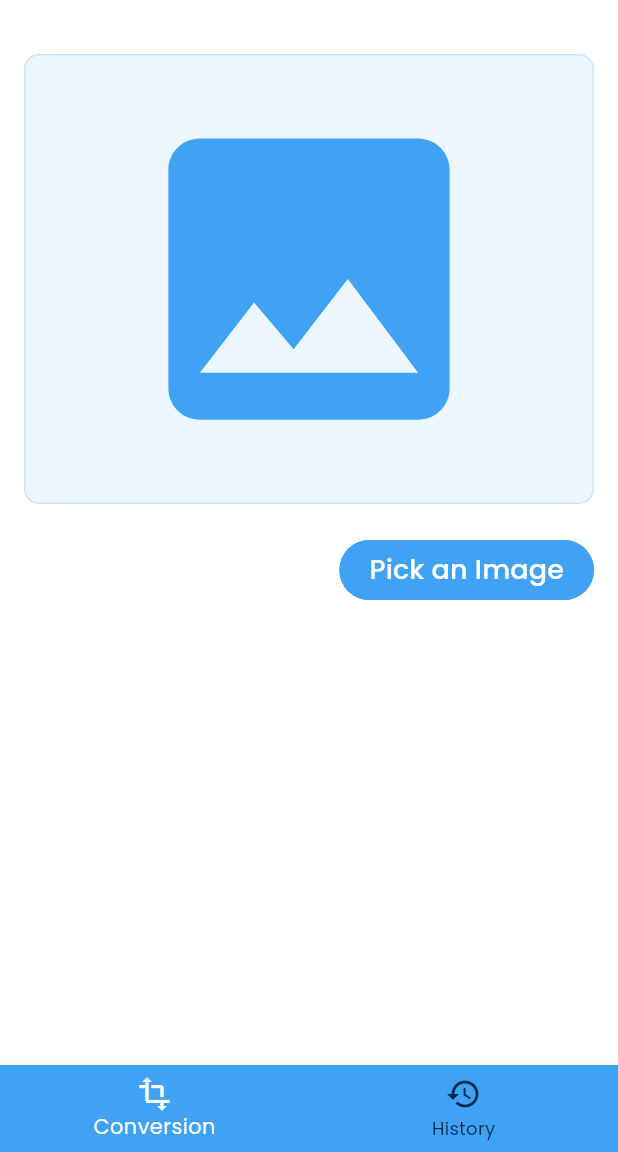
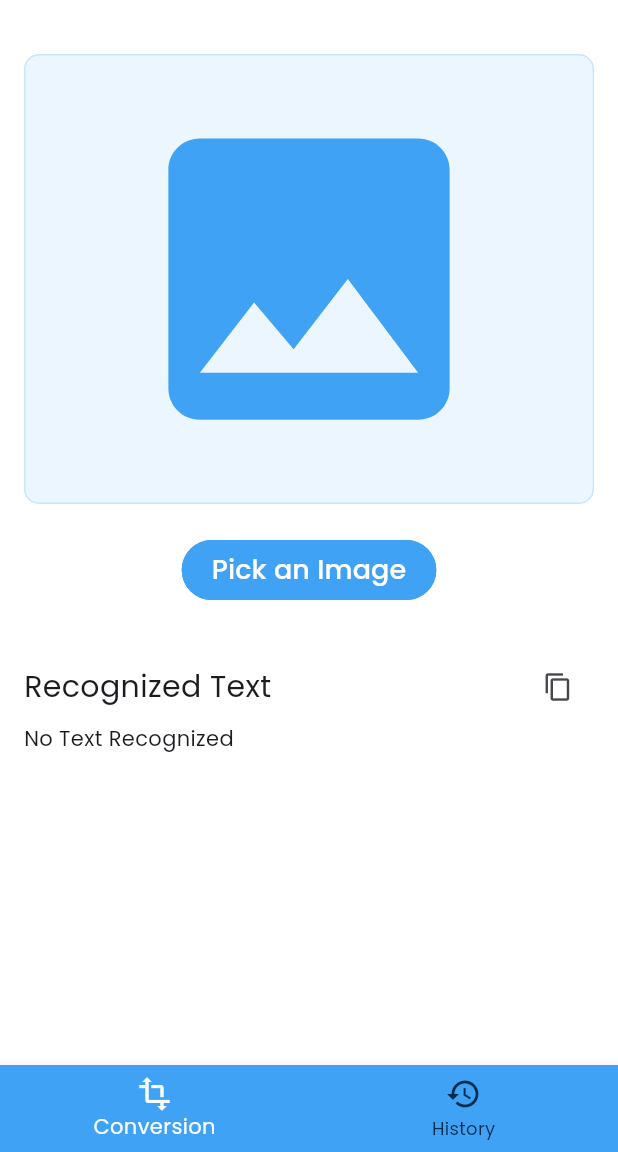
Before and after one commit to lvimuth/flutter_ai_saas_app, a Flutter app: the screen it shows after launch, on a phone screen of 412 x 824 dp, the part 84-1236 px from its top. Run offline on Flutter 3.47's test engine with Material 3 defaults, Android fonts, the phone set to English and light mode, and no system bars; our stand-ins replace firebase_core, google_fonts, image_picker; missing offline and left inert: google_mlkit_text_recognition; accounts and stored records are empty.

Commit message:
reset button added

```diff
--- a/lib/screens/home_page.dart
+++ b/lib/screens/home_page.dart
@@ -1,4 +1,5 @@
 import 'package:flutter/material.dart';
+import 'package:flutter/services.dart';
 import 'package:flutter_ai_saas_app/widgets/image_preview.dart';
 import 'package:image_picker/image_picker.dart';
 import 'package:google_mlkit_text_recognition/google_mlkit_text_recognition.dart';
@@ -106,6 +107,22 @@ class _HomePageState extends State<HomePage> {
         });
   }
 
+  //Copy to Clipboard
+  void _copyToClipboard() async {
+    if (recognizedText.isNotEmpty) {
+      await Clipboard.setData(
+        ClipboardData(text: recognizedText),
+      );
+      if (context.mounted) {
+        ScaffoldMessenger.of(context).showSnackBar(
+          const SnackBar(
+            content: Text('Text copied to clipboard'),
+          ),
+        );
+      }
+    }
+  }
+
   @override
   Widget build(BuildContext context) {
     return Scaffold(
@@ -130,10 +147,10 @@ class _HomePageState extends State<HomePage> {
             ),
             if (!isImagePicked)
               Row(
-                mainAxisAlignment: MainAxisAlignment.end,
+                mainAxisAlignment: MainAxisAlignment.center,
                 children: [
                   ElevatedButton(
-                    onPressed: _showBottomSheetWidget,
+                    onPressed: isProcessing ? null : _showBottomSheetWidget,
                     child: const Text(
                       "Pick an Image",
                       style: TextStyle(color: Colors.white, fontSize: 18),
@@ -143,21 +160,91 @@ class _HomePageState extends State<HomePage> {
               ),
             if (isImagePicked)
               Row(
+                mainAxisAlignment: MainAxisAlignment.spaceBetween,
                 children: [
                   ElevatedButton(
-                    onPressed: _processImage,
-                    child: const Row(
+                    onPressed: recognizedText.isEmpty
+                        ? null
+                        : () {
+                            //+
+                            setState(() {
+                              pickedImagePath = null; // Clear the image
+                              recognizedText = ""; // Clear the recognized text
+                              isImagePicked = false;
+                            }); //+
+                          },
+                    child: Row(
                       mainAxisSize: MainAxisSize.min,
                       children: [
-                        Text(
-                          "Process Image",
+                        const Text(
+                          "Reset",
                           style: TextStyle(color: Colors.white, fontSize: 18),
                         ),
                       ],
                     ),
                   ),
+                  ElevatedButton(
+                    onPressed: isProcessing ? null : _processImage,
+                    child: Row(
+                      mainAxisSize: MainAxisSize.min,
+                      children: [
+                        const Text(
+                          "Process Image",
+                          style: TextStyle(color: Colors.white, fontSize: 18),
+                        ),
+                        if (isProcessing) ...[
+                          const SizedBox(
+                            width: 20,
+                          ),
+                          const SizedBox(
+                              width: 16,
+                              height: 16,
+                              child: CircularProgressIndicator())
+                        ]
+                      ],
+                    ),
+                  ),
                 ],
+              ),
+            const SizedBox(
+              height: 20,
+            ),
+            Padding(
+              padding: const EdgeInsets.only(top: 10),
+              child: Row(
+                mainAxisAlignment: MainAxisAlignment.spaceBetween,
+                children: [
+                  const Text(
+                    "Recognized Text",
+                    style: TextStyle(fontSize: 20),
+                  ),
+                  IconButton(
+                    onPressed: _copyToClipboard,
+                    icon: const Icon(
+                      Icons.copy,
+                      size: 20,
+                    ),
+                  )
+                ],
+              ),
+            ),
+            if (!isProcessing) ...[
+              Expanded(
+                child: Scrollbar(
+                  child: SingleChildScrollView(
+                    child: Row(
+                      children: [
+                        Flexible(
+                          child: SelectableText(recognizedText.isEmpty
+                              ? "No Text Recognized"
+                              : recognizedText),
+                        )
+                      ],
+                    ),
+                  ),
+                ),
               )
+            ]
           ],
         ),
       )),
```
